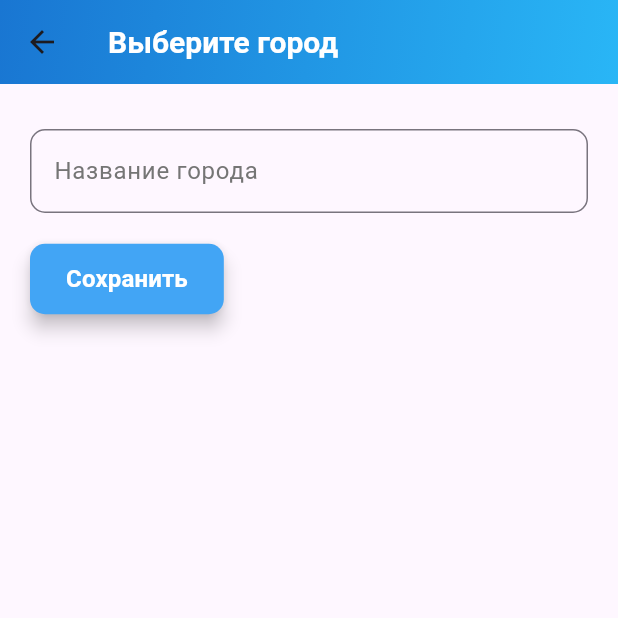
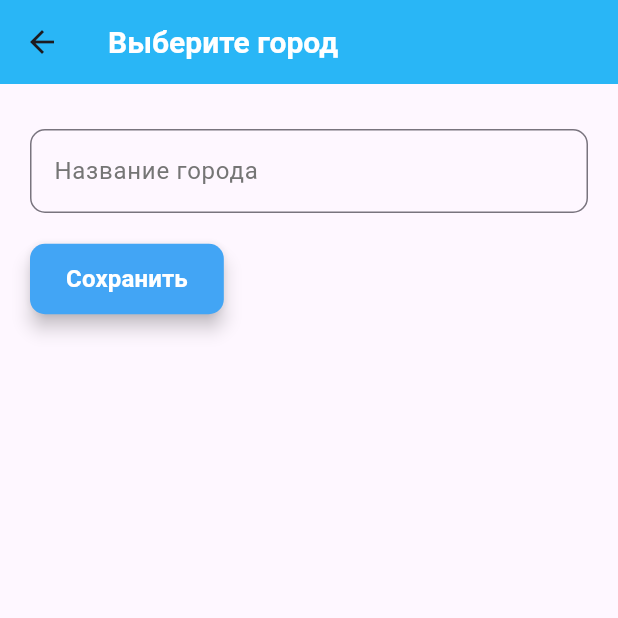
Before and after one commit to maksim4k1/weather-flutter-app, a Flutter app: the screen it shows after launch, after a tap on the "location city" icon, on a phone screen of 412 x 824 dp, the top half of it. Run offline on Flutter 3.47's test engine with Material 3 defaults, Android fonts, the phone set to English and light mode, and no system bars; our stand-ins replace flutter_bloc, shared_preferences; network calls fail.

Commit message:
add fixes

```diff
--- a/lib/screens/city_screen.dart
+++ b/lib/screens/city_screen.dart
@@ -17,13 +17,7 @@ class _CityScreenState extends State<CityScreen> {
   @override
   Widget build(BuildContext context) {
     return Scaffold(
-      appBar: _AppBar(),
-      body: _Body(),
-    );
-  }
-
-  AppBar _AppBar() {
-    return AppBar(
+      appBar: AppBar(
         title: Text(
           "Выберите город",
           style: TextStyle(
@@ -32,20 +26,9 @@ class _CityScreenState extends State<CityScreen> {
             fontSize: 20,
           ),
         ),
-      backgroundColor: Colors.transparent,
-      elevation: 0,
-      flexibleSpace: Container(
-        decoration: BoxDecoration(
-          gradient: LinearGradient(
-            begin: Alignment.topLeft,
-            end: Alignment.bottomRight,
-            colors: [
-              Colors.blue.shade700,
-              Colors.lightBlue.shade400,
-            ],
+        backgroundColor: Colors.lightBlue.shade400,
       ),
-        ),
-      ),
+      body: _Body(),
     );
   }
 
--- a/lib/screens/main_screen.dart
+++ b/lib/screens/main_screen.dart
@@ -13,19 +13,8 @@ class MainScreen extends StatelessWidget {
   Widget build(BuildContext context) {
     return Scaffold(
       appBar: AppBar(
+        backgroundColor: Colors.indigo.shade700,
         elevation: 0,
-        flexibleSpace: Container(
-          decoration: BoxDecoration(
-            gradient: LinearGradient(
-              begin: Alignment.topLeft,
-              end: Alignment.bottomRight,
-              colors: [
-                Colors.indigo.shade700,
-                Colors.indigo.shade400,
-              ],
-            ),
-          ),
-        ),
         title: Row(
           mainAxisAlignment: MainAxisAlignment.spaceBetween,
           children: [
@@ -93,14 +82,13 @@ class Screen extends StatelessWidget {
           if (daysWeather != null && daysWeather.list != null) {
             forecastByDay = WeatherUtils.groupWeatherByDay(
               daysWeather.list!,
-                  (forecast) => forecast.dt!,
+              (forecast) => forecast.dt!,
             );
           }
 
           return SingleChildScrollView(
             child: Column(
               children: [
-                // Текущая погода
                 CurrentWeatherCard(
                   nowWeather: nowWeather,
                   sunriseTime: DateTime.fromMillisecondsSinceEpoch(
@@ -113,7 +101,6 @@ class Screen extends StatelessWidget {
                   getWeatherEmoji: WeatherUtils.getWeatherEmoji,
                 ),
 
-                // Прогноз на 5 дней
                 ForecastList(forecastByDay: forecastByDay),
               ],
             ),
--- a/lib/screens/widgets/weather_detail_card.dart
+++ b/lib/screens/widgets/weather_detail_card.dart
@@ -18,7 +18,7 @@ class WeatherDetailCard extends StatelessWidget {
   Widget build(BuildContext context) {
     return Container(
       decoration: BoxDecoration(
-        color: Colors.white.withOpacity(0.15),
+        color: Colors.white.withAlpha(50),
         borderRadius: BorderRadius.circular(20),
       ),
       child: Padding(
@@ -30,7 +30,7 @@ class WeatherDetailCard extends StatelessWidget {
               width: 40,
               height: 40,
               decoration: BoxDecoration(
-                color: color.withOpacity(0.5),
+                color: color.withAlpha(128),
                 borderRadius: BorderRadius.all(Radius.circular(10)),
               ),
               child: Center(
@@ -54,7 +54,7 @@ class WeatherDetailCard extends StatelessWidget {
                     title.toUpperCase(),
                     style: TextStyle(
                       fontSize: 10,
-                      color: Colors.white.withOpacity(0.8),
+                      color: Colors.white.withAlpha(200),
                       fontWeight: FontWeight.w600,
                       letterSpacing: 0.5,
                     ),
--- a/lib/utils/weather_utils.dart
+++ b/lib/utils/weather_utils.dart
@@ -30,7 +30,7 @@ class WeatherUtils {
   static Map<String, List<T>> groupWeatherByDay<T>(
       List<T> weatherList,
       int Function(T) getTimestamp,
-      ) {
+  ) {
     final Map<String, List<T>> grouped = {};
 
     for (var weather in weatherList) {
```
Also changed, not shown: lib/screens/detail_page.dart (+9 -40 lines), lib/screens/widgets/current_weather_card.dart (+6 -18 lines), lib/screens/widgets/forecast_card.dart (+3 -27 lines), lib/screens/widgets/forecast_list.dart (+1 -45 lines), lib/screens/widgets/weather_detail_item.dart (+0 -14 lines), lib/screens/widgets/weather_list_container.dart (+0 -7 lines), lib/screens/widgets/weather_stat_card.dart (+3 -12 lines). Lines whose indentation alone changed are shown as unchanged.
